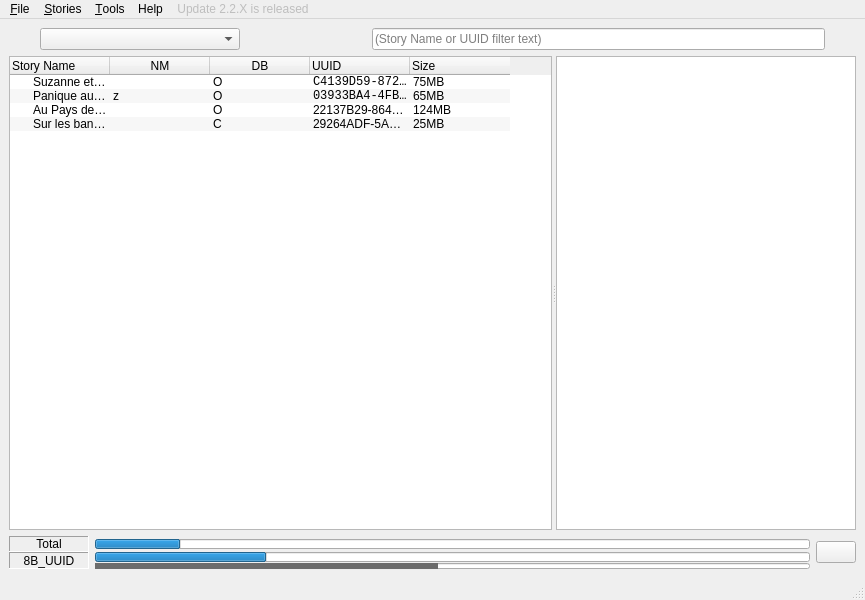
First picture: the form in pkg/ui/main.ui, repository o-daneel/Lunii.QT, before the edit.
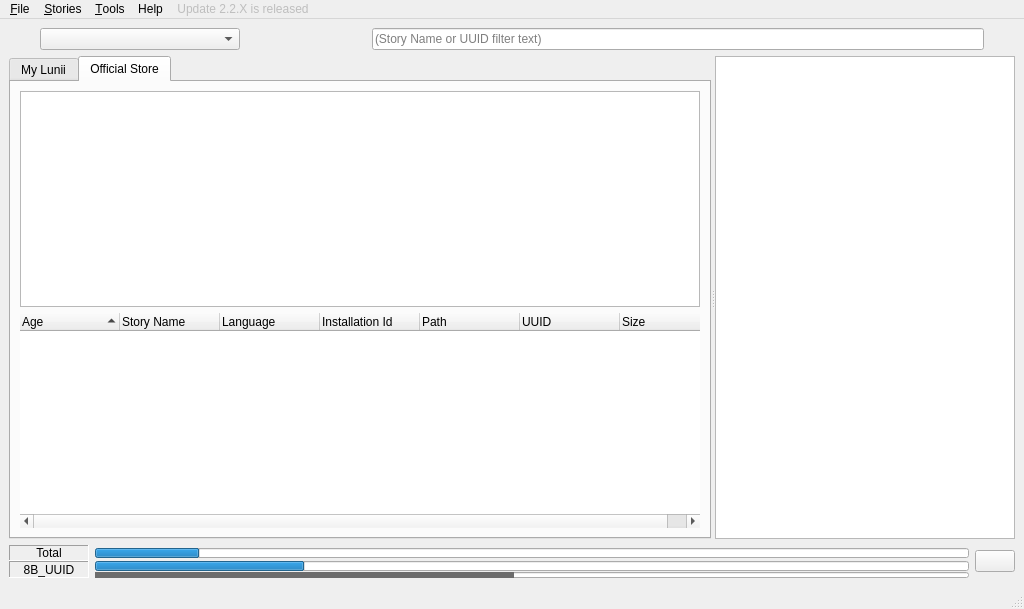
Second picture: the form after the edit. The open tabs and pages were chosen to show the change. Icons and pictures are not drawn.

Commit message: Adding Official Store Tab to display all the official catalogue 2 view types : gallery & table

```diff
--- a/pkg/ui/main.ui
+++ b/pkg/ui/main.ui
@@ -6,8 +6,8 @@
    <rect>
     <x>0</x>
     <y>0</y>
-    <width>865</width>
-    <height>600</height>
+    <width>1024</width>
+    <height>609</height>
    </rect>
   </property>
   <property name="minimumSize">
@@ -196,6 +196,37 @@
       <property name="orientation">
        <enum>Qt::Orientation::Horizontal</enum>
       </property>
+      <widget class="QTabWidget" name="tabWidget">
+       <property name="currentIndex">
+        <number>0</number>
+       </property>
+       <widget class="QWidget" name="tabLuniiContent">
+        <property name="sizePolicy">
+         <sizepolicy hsizetype="Expanding" vsizetype="Expanding">
+          <horstretch>0</horstretch>
+          <verstretch>0</verstretch>
+         </sizepolicy>
+        </property>
+        <attribute name="title">
+         <string>My Lunii</string>
+        </attribute>
+        <layout class="QVBoxLayout" name="verticalLayout_tabLuniiContent">
+         <property name="spacing">
+          <number>2</number>
+         </property>
+         <property name="leftMargin">
+          <number>2</number>
+         </property>
+         <property name="topMargin">
+          <number>2</number>
+         </property>
+         <property name="rightMargin">
+          <number>2</number>
+         </property>
+         <property name="bottomMargin">
+          <number>2</number>
+         </property>
+         <item>
       <widget class="QTreeWidget" name="tree_stories">
        <property name="minimumSize">
         <size>
@@ -361,6 +392,162 @@
         </property>
        </item>
       </widget>
+         </item>
+        </layout>
+       </widget>
+       <widget class="QWidget" name="tabOfficialStories">
+        <property name="enabled">
+         <bool>true</bool>
+        </property>
+        <property name="sizePolicy">
+         <sizepolicy hsizetype="Expanding" vsizetype="Expanding">
+          <horstretch>0</horstretch>
+          <verstretch>0</verstretch>
+         </sizepolicy>
+        </property>
+        <attribute name="title">
+         <string>Official Store</string>
+        </attribute>
+        <layout class="QVBoxLayout" name="verticalLayout_tabOfficialStories">
+         <item>
+          <widget class="QListView" name="list_stories_official">
+           <property name="enabled">
+            <bool>true</bool>
+           </property>
+           <property name="minimumSize">
+            <size>
+             <width>600</width>
+             <height>200</height>
+            </size>
+           </property>
+           <property name="editTriggers">
+            <set>QAbstractItemView::EditTrigger::NoEditTriggers</set>
+           </property>
+           <property name="showDropIndicator" stdset="0">
+            <bool>false</bool>
+           </property>
+           <property name="dragDropMode">
+            <enum>QAbstractItemView::DragDropMode::NoDragDrop</enum>
+           </property>
+           <property name="defaultDropAction">
+            <enum>Qt::DropAction::IgnoreAction</enum>
+           </property>
+           <property name="wordWrap">
+            <bool>true</bool>
+           </property>
+          </widget>
+         </item>
+         <item>
+          <widget class="QTreeWidget" name="tree_stories_official">
+           <property name="sizePolicy">
+            <sizepolicy hsizetype="Expanding" vsizetype="Expanding">
+             <horstretch>0</horstretch>
+             <verstretch>0</verstretch>
+            </sizepolicy>
+           </property>
+           <property name="minimumSize">
+            <size>
+             <width>600</width>
+             <height>200</height>
+            </size>
+           </property>
+           <property name="frameShape">
+            <enum>QFrame::Shape::NoFrame</enum>
+           </property>
+           <property name="horizontalScrollBarPolicy">
+            <enum>Qt::ScrollBarPolicy::ScrollBarAsNeeded</enum>
+           </property>
+           <property name="sizeAdjustPolicy">
+            <enum>QAbstractScrollArea::SizeAdjustPolicy::AdjustToContents</enum>
+           </property>
+           <property name="editTriggers">
+            <set>QAbstractItemView::EditTrigger::NoEditTriggers</set>
+           </property>
+           <property name="showDropIndicator" stdset="0">
+            <bool>false</bool>
+           </property>
+           <property name="dragEnabled">
+            <bool>false</bool>
+           </property>
+           <property name="dragDropMode">
+            <enum>QAbstractItemView::DragDropMode::NoDragDrop</enum>
+           </property>
+           <property name="defaultDropAction">
+            <enum>Qt::DropAction::IgnoreAction</enum>
+           </property>
+           <property name="alternatingRowColors">
+            <bool>true</bool>
+           </property>
+           <property name="selectionMode">
+            <enum>QAbstractItemView::SelectionMode::SingleSelection</enum>
+           </property>
+           <property name="indentation">
+            <number>20</number>
+           </property>
+           <property name="rootIsDecorated">
+            <bool>true</bool>
+           </property>
+           <property name="itemsExpandable">
+            <bool>true</bool>
+           </property>
+           <property name="sortingEnabled">
+            <bool>true</bool>
+           </property>
+           <property name="allColumnsShowFocus">
+            <bool>true</bool>
+           </property>
+           <property name="expandsOnDoubleClick">
+            <bool>true</bool>
+           </property>
+           <attribute name="headerStretchLastSection">
+            <bool>false</bool>
+           </attribute>
+           <column>
+            <property name="text">
+             <string>Age</string>
+            </property>
+            <property name="textAlignment">
+             <set>AlignLeading|AlignVCenter</set>
+            </property>
+           </column>
+           <column>
+            <property name="text">
+             <string>Story Name</string>
+            </property>
+           </column>
+           <column>
+            <property name="text">
+             <string>Language</string>
+            </property>
+            <property name="textAlignment">
+             <set>AlignLeading|AlignVCenter</set>
+            </property>
+           </column>
+           <column>
+            <property name="text">
+             <string>Installation Id</string>
+            </property>
+           </column>
+           <column>
+            <property name="text">
+             <string>Path</string>
+            </property>
+           </column>
+           <column>
+            <property name="text">
+             <string notr="true">UUID</string>
+            </property>
+           </column>
+           <column>
+            <property name="text">
+             <string>Size</string>
+            </property>
+           </column>
+          </widget>
+         </item>
+        </layout>
+       </widget>
+      </widget>
       <widget class="QTextBrowser" name="story_details">
        <property name="sizePolicy">
         <sizepolicy hsizetype="Expanding" vsizetype="Expanding">
@@ -376,7 +563,7 @@
        </property>
        <property name="maximumSize">
         <size>
-         <width>512</width>
+         <width>1024</width>
          <height>16777215</height>
         </size>
        </property>
@@ -569,8 +756,8 @@
     <rect>
      <x>0</x>
      <y>0</y>
-     <width>865</width>
-     <height>22</height>
+     <width>1024</width>
+     <height>33</height>
     </rect>
    </property>
    <widget class="QMenu" name="menuFile">
```
Left out of the diff: 18 changed lines with no effect on the pictures. Lines whose indentation alone changed are shown as unchanged. The commit also changes 2 other files.
